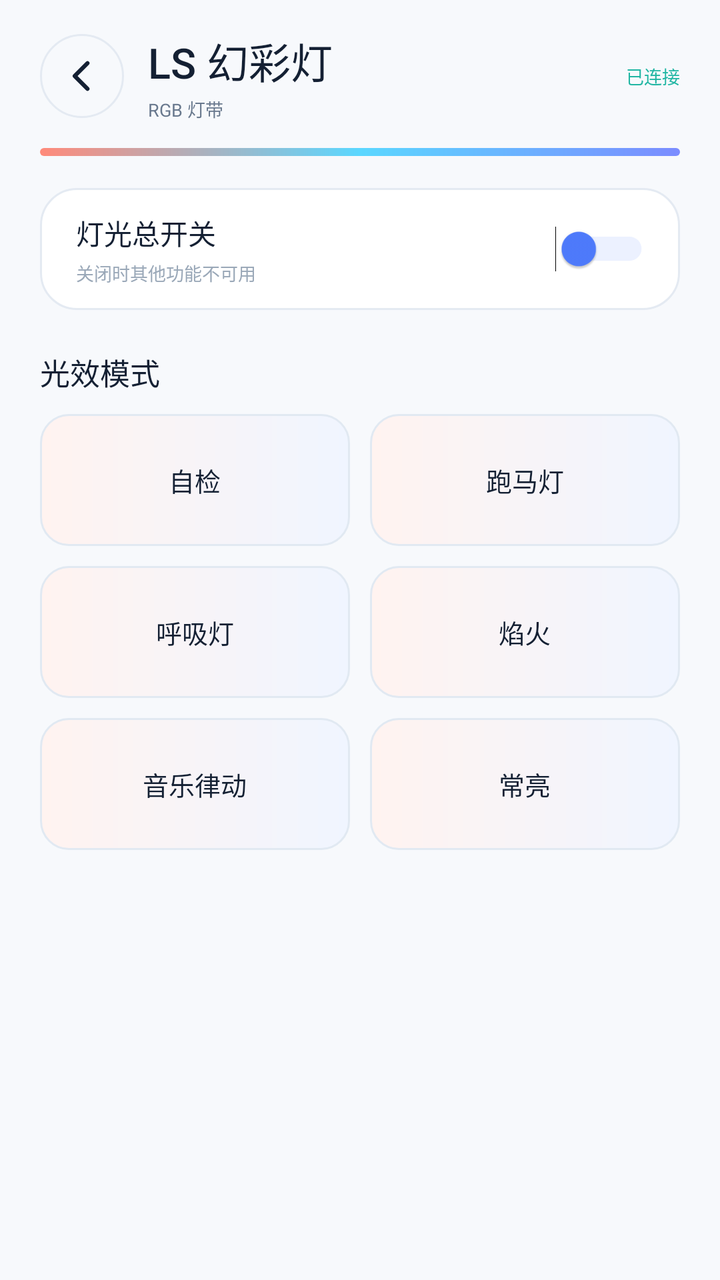
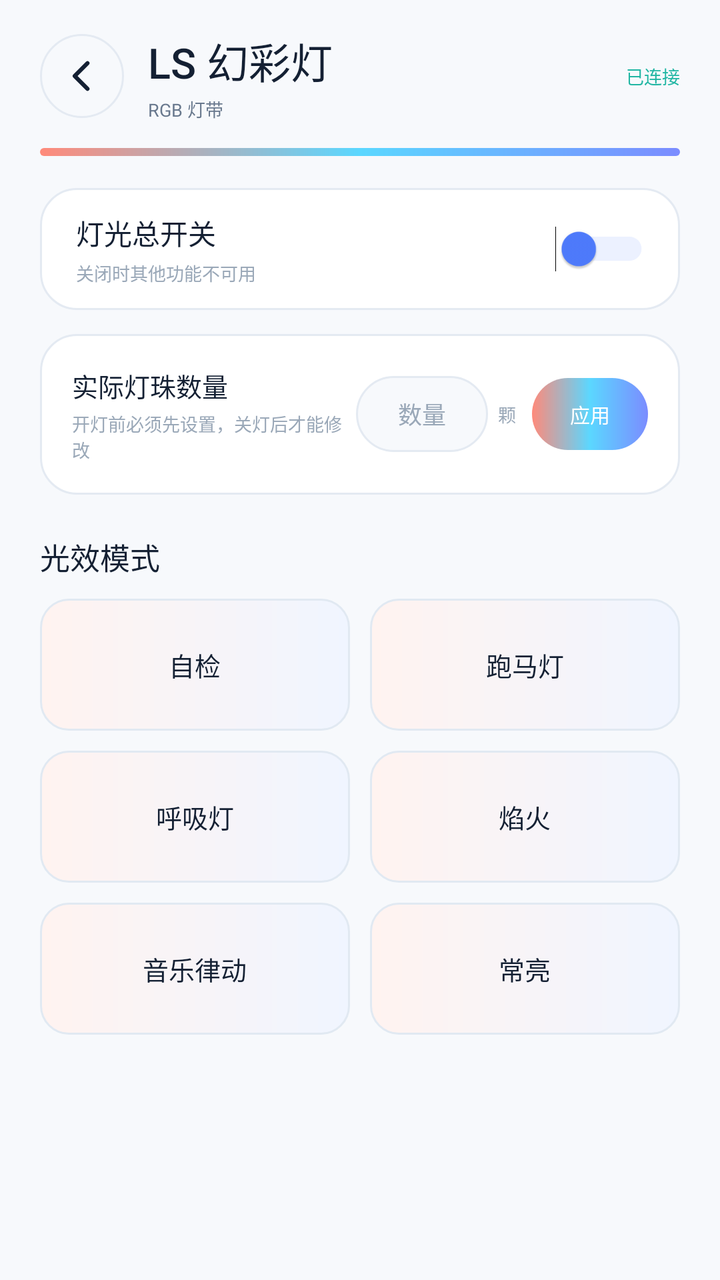

An Android layout rendered at two revisions. The XML below is the earlier revision; the diff shows what the commit changed to produce the second picture.
<!-- AndroidManifest.xml: application theme Theme.LS -->
<!-- res/layout/page_control_ls.xml -->
<?xml version="1.0" encoding="utf-8"?>
<FrameLayout xmlns:android="http://schemas.android.com/apk/res/android"
    android:layout_width="match_parent"
    android:layout_height="match_parent"
    android:background="@color/ls_bg">

    <ScrollView
        android:layout_width="match_parent"
        android:layout_height="match_parent"
        android:clipToPadding="false"
        android:fillViewport="true"
        android:overScrollMode="never"
        android:scrollbars="none">

        <LinearLayout
            android:layout_width="match_parent"
            android:layout_height="wrap_content"
            android:orientation="vertical"
            android:paddingStart="20dp"
            android:paddingTop="14dp"
            android:paddingEnd="20dp"
            android:paddingBottom="28dp">

            <LinearLayout
                android:layout_width="match_parent"
                android:layout_height="48dp"
                android:gravity="center_vertical"
                android:orientation="horizontal">

                <ImageView
                    android:id="@+id/backControl"
                    android:layout_width="42dp"
                    android:layout_height="42dp"
                    android:background="@drawable/bg_ls_pill"
                    android:clickable="true"
                    android:contentDescription="返回"
                    android:focusable="true"
                    android:padding="10dp"
                    android:src="@drawable/ic_ls_back" />

                <LinearLayout
                    android:layout_width="0dp"
                    android:layout_height="wrap_content"
                    android:layout_marginStart="12dp"
                    android:layout_weight="1"
                    android:orientation="vertical">

                    <TextView
                        android:layout_width="wrap_content"
                        android:layout_height="wrap_content"
                        android:fontFamily="sans-serif-medium"
                        android:text="LS 幻彩灯"
                        android:textColor="@color/ls_text"
                        android:textSize="21sp" />

                    <TextView
                        android:layout_width="wrap_content"
                        android:layout_height="wrap_content"
                        android:layout_marginTop="2dp"
                        android:text="RGB 灯带"
                        android:textColor="@color/ls_secondary"
                        android:textSize="9sp" />
                </LinearLayout>

                <TextView
                    android:id="@+id/controlStatus"
                    android:layout_width="wrap_content"
                    android:layout_height="wrap_content"
                    android:text="已连接"
                    android:textColor="@color/ls_mint"
                    android:textSize="9sp" />
            </LinearLayout>

            <View
                android:layout_width="match_parent"
                android:layout_height="4dp"
                android:layout_marginTop="12dp"
                android:background="@drawable/bg_ls_rgb" />

            <LinearLayout
                android:layout_width="match_parent"
                android:layout_height="wrap_content"
                android:layout_marginTop="16dp"
                android:background="@drawable/bg_ls_card"
                android:gravity="center_vertical"
                android:orientation="horizontal"
                android:paddingStart="18dp"
                android:paddingTop="12dp"
                android:paddingEnd="12dp"
                android:paddingBottom="12dp">

                <LinearLayout
                    android:layout_width="0dp"
                    android:layout_height="wrap_content"
                    android:layout_weight="1"
                    android:orientation="vertical">

                    <TextView
                        android:layout_width="wrap_content"
                        android:layout_height="wrap_content"
                        android:fontFamily="sans-serif-medium"
                        android:text="灯光总开关"
                        android:textColor="@color/ls_text"
                        android:textSize="14sp" />

                    <TextView
                        android:id="@+id/powerHint"
                        android:layout_width="wrap_content"
                        android:layout_height="wrap_content"
                        android:layout_marginTop="3dp"
                        android:text="关闭时其他功能不可用"
                        android:textColor="@color/ls_tertiary"
                        android:textSize="9sp" />
                </LinearLayout>

                <Switch
                    android:id="@+id/powerSwitch"
                    android:layout_width="wrap_content"
                    android:layout_height="wrap_content"
                    android:scaleX="0.86"
                    android:scaleY="0.86"
                    android:switchMinWidth="42dp"
                    android:thumbTint="@color/ls_accent"
                    android:trackTint="#B7C7FF" />
            </LinearLayout>

            <TextView
                android:layout_width="wrap_content"
                android:layout_height="wrap_content"
                android:layout_marginTop="20dp"
                android:fontFamily="sans-serif-medium"
                android:text="光效模式"
                android:textColor="@color/ls_text"
                android:textSize="15sp" />

            <LinearLayout
                android:id="@+id/modeGrid"
                android:layout_width="match_parent"
                android:layout_height="wrap_content"
                android:layout_marginTop="10dp"
                android:orientation="vertical">

                <LinearLayout
                    android:layout_width="match_parent"
                    android:layout_height="wrap_content"
                    android:orientation="horizontal">

                    <TextView
                        android:id="@+id/modeSelfTest"
                        android:layout_width="0dp"
                        android:layout_height="66dp"
                        android:layout_marginEnd="5dp"
                        android:layout_weight="1"
                        android:background="@drawable/bg_ls_mode"
                        android:clickable="true"
                        android:focusable="true"
                        android:fontFamily="sans-serif-medium"
                        android:gravity="center"
                        android:text="自检"
                        android:textColor="@color/ls_text"
                        android:textSize="13sp" />

                    <TextView
                        android:id="@+id/modeRunning"
                        android:layout_width="0dp"
                        android:layout_height="66dp"
                        android:layout_marginStart="5dp"
                        android:layout_weight="1"
                        android:background="@drawable/bg_ls_mode"
                        android:clickable="true"
                        android:focusable="true"
                        android:fontFamily="sans-serif-medium"
                        android:gravity="center"
                        android:text="跑马灯"
                        android:textColor="@color/ls_text"
                        android:textSize="13sp" />
                </LinearLayout>

                <LinearLayout
                    android:layout_width="match_parent"
                    android:layout_height="wrap_content"
                    android:layout_marginTop="10dp"
                    android:orientation="horizontal">

                    <TextView
                        android:id="@+id/modeBreathe"
                        android:layout_width="0dp"
                        android:layout_height="66dp"
                        android:layout_marginEnd="5dp"
                        android:layout_weight="1"
                        android:background="@drawable/bg_ls_mode"
                        android:clickable="true"
                        android:focusable="true"
                        android:fontFamily="sans-serif-medium"
                        android:gravity="center"
                        android:text="呼吸灯"
                        android:textColor="@color/ls_text"
                        android:textSize="13sp" />

                    <TextView
                        android:id="@+id/modeFlame"
                        android:layout_width="0dp"
                        android:layout_height="66dp"
                        android:layout_marginStart="5dp"
                        android:layout_weight="1"
                        android:background="@drawable/bg_ls_mode"
                        android:clickable="true"
                        android:focusable="true"
                        android:fontFamily="sans-serif-medium"
                        android:gravity="center"
                        android:text="焰火"
                        android:textColor="@color/ls_text"
                        android:textSize="13sp" />
                </LinearLayout>

                <LinearLayout
                    android:layout_width="match_parent"
                    android:layout_height="wrap_content"
                    android:layout_marginTop="10dp"
                    android:orientation="horizontal">

                    <TextView
                        android:id="@+id/modeMusic"
                        android:layout_width="0dp"
                        android:layout_height="66dp"
                        android:layout_marginEnd="5dp"
                        android:layout_weight="1"
                        android:background="@drawable/bg_ls_mode"
                        android:clickable="true"
                        android:focusable="true"
                        android:fontFamily="sans-serif-medium"
                        android:gravity="center"
                        android:text="音乐律动"
                        android:textColor="@color/ls_text"
                        android:textSize="13sp" />

                    <TextView
                        android:id="@+id/modeSteady"
                        android:layout_width="0dp"
                        android:layout_height="66dp"
                        android:layout_marginStart="5dp"
                        android:layout_weight="1"
                        android:background="@drawable/bg_ls_mode"
                        android:clickable="true"
                        android:focusable="true"
                        android:fontFamily="sans-serif-medium"
                        android:gravity="center"
                        android:text="常亮"
                        android:textColor="@color/ls_text"
                        android:textSize="13sp" />
                </LinearLayout>
            </LinearLayout>

            <LinearLayout
                android:id="@+id/colorSection"
                android:layout_width="match_parent"
                android:layout_height="wrap_content"
                android:layout_marginTop="18dp"
                android:background="@drawable/bg_ls_card"
                android:orientation="vertical"
                android:padding="16dp"
                android:visibility="gone">

                <TextView
                    android:layout_width="wrap_content"
                    android:layout_height="wrap_content"
                    android:fontFamily="sans-serif-medium"
                    android:text="灯光颜色"
                    android:textColor="@color/ls_text"
                    android:textSize="13sp" />

                <HorizontalScrollView
                    android:layout_width="match_parent"
                    android:layout_height="wrap_content"
                    android:layout_marginTop="10dp"
                    android:overScrollMode="never"
                    android:scrollbars="none">

                    <LinearLayout
                        android:id="@+id/colorRow"
                        android:layout_width="wrap_content"
                        android:layout_height="wrap_content"
                        android:gravity="center_vertical"
                        android:orientation="horizontal" />
                </HorizontalScrollView>

                <com.aurora.light.ui.FlamePreviewView
                    android:id="@+id/flamePreview"
                    android:layout_width="match_parent"
                    android:layout_height="168dp"
                    android:layout_marginTop="10dp"
                    android:visibility="gone" />
            </LinearLayout>

            <LinearLayout
                android:id="@+id/countSection"
                android:layout_width="match_parent"
                android:layout_height="wrap_content"
                android:layout_marginTop="12dp"
                android:background="@drawable/bg_ls_card"
                android:gravity="center_vertical"
                android:orientation="horizontal"
                android:padding="16dp"
                android:visibility="gone">

                <TextView
                    android:layout_width="0dp"
                    android:layout_height="wrap_content"
                    android:layout_weight="1"
                    android:text="亮灯数量"
                    android:textColor="@color/ls_text"
                    android:textSize="12sp" />

                <EditText
                    android:id="@+id/countInput"
                    android:layout_width="64dp"
                    android:layout_height="38dp"
                    android:background="@drawable/bg_ls_pill"
                    android:gravity="center"
                    android:imeOptions="actionDone"
                    android:inputType="number"
                    android:maxLength="3"
                    android:padding="0dp"
                    android:text="1"
                    android:textColor="@color/ls_text"
                    android:textSize="12sp" />

                <TextView
                    android:layout_width="wrap_content"
                    android:layout_height="wrap_content"
                    android:layout_marginStart="6dp"
                    android:text="颗"
                    android:textColor="@color/ls_tertiary"
                    android:textSize="10sp" />
            </LinearLayout>

            <LinearLayout
                android:id="@+id/brightnessSection"
                android:layout_width="match_parent"
                android:layout_height="wrap_content"
                android:layout_marginTop="12dp"
                android:background="@drawable/bg_ls_card"
                android:orientation="vertical"
                android:padding="16dp"
                android:visibility="gone">

                <LinearLayout
                    android:layout_width="match_parent"
                    android:layout_height="wrap_content"
                    android:gravity="center_vertical"
                    android:orientation="horizontal">

                    <TextView
                        android:layout_width="0dp"
                        android:layout_height="wrap_content"
                        android:layout_weight="1"
                        android:text="灯光亮度"
                        android:textColor="@color/ls_text"
                        android:textSize="12sp" />

                    <TextView
                        android:id="@+id/brightnessValue"
                        android:layout_width="wrap_content"
                        android:layout_height="wrap_content"
                        android:fontFamily="sans-serif-medium"
                        android:text="100%"
                        android:textColor="@color/ls_accent"
                        android:textSize="12sp" />
                </LinearLayout>

                <SeekBar
                    android:id="@+id/brightnessSeek"
                    android:layout_width="match_parent"
                    android:layout_height="38dp"
                    android:layout_marginTop="4dp"
                    android:max="100"
                    android:min="20"
                    android:progress="100"
                    android:progressTint="@color/ls_accent"
                    android:thumbTint="@color/ls_accent" />
            </LinearLayout>
        </LinearLayout>
    </ScrollView>
</FrameLayout>
<!-- resources referenced by this layout -->
<resources>
  <color name="ls_accent">#4F7CFF</color>
  <color name="ls_bg">#F7F9FC</color>
  <color name="ls_mint">#20B6A3</color>
  <color name="ls_secondary">#68788D</color>
  <color name="ls_tertiary">#9AA8B8</color>
  <color name="ls_text">#142033</color>
  <!-- drawable bg_ls_card (drawable) -->
  <?xml version="1.0" encoding="utf-8"?>
  <shape xmlns:android="http://schemas.android.com/apk/res/android"
      android:shape="rectangle">
      <solid android:color="@color/ls_card" />
      <corners android:radius="18dp" />
      <stroke
          android:width="1dp"
          android:color="@color/ls_stroke" />
  </shape>
  <!-- drawable bg_ls_mode (drawable) -->
  <?xml version="1.0" encoding="utf-8"?>
  <shape xmlns:android="http://schemas.android.com/apk/res/android"
      android:shape="rectangle">
      <gradient
          android:angle="0"
          android:endColor="#F0F5FF"
          android:startColor="#FFF3F0" />
      <corners android:radius="14dp" />
      <stroke
          android:width="1dp"
          android:color="#E1E9F2" />
  </shape>
  <!-- drawable bg_ls_pill (drawable) -->
  <?xml version="1.0" encoding="utf-8"?>
  <shape xmlns:android="http://schemas.android.com/apk/res/android"
      android:shape="rectangle">
      <solid android:color="#F7F9FC" />
      <corners android:radius="24dp" />
      <stroke
          android:width="1dp"
          android:color="@color/ls_stroke" />
  </shape>
  <!-- drawable bg_ls_rgb (drawable) -->
  <?xml version="1.0" encoding="utf-8"?>
  <shape xmlns:android="http://schemas.android.com/apk/res/android"
      android:shape="rectangle">
      <gradient
          android:angle="0"
          android:endColor="#7B8CFF"
          android:centerColor="#5BD7FF"
          android:startColor="#FF8A7A" />
      <corners android:radius="18dp" />
  </shape>
  <!-- drawable ic_ls_back (drawable) -->
  <?xml version="1.0" encoding="utf-8"?>
  <vector xmlns:android="http://schemas.android.com/apk/res/android"
      android:width="24dp"
      android:height="24dp"
      android:viewportWidth="24"
      android:viewportHeight="24">
      <path
          android:fillColor="@android:color/transparent"
          android:pathData="M15,5 L8,12 L15,19"
          android:strokeColor="#142033"
          android:strokeLineCap="round"
          android:strokeLineJoin="round"
          android:strokeWidth="2.2" />
  </vector>
  <style name="Theme.LS" parent="@android:style/Theme.Material.Light.NoActionBar">
          <item name="android:fontFamily">sans-serif</item>
          <item name="android:windowBackground">@color/ls_bg</item>
          <item name="android:colorAccent">@color/ls_accent</item>
          <item name="android:statusBarColor">@color/ls_bg</item>
          <item name="android:navigationBarColor">@color/ls_bg</item>
          <item name="android:windowLightStatusBar">true</item>
          <item name="android:windowLightNavigationBar">true</item>
          <item name="android:windowNoTitle">true</item>
          <item name="android:windowActionModeOverlay">true</item>
          <item name="android:windowDrawsSystemBarBackgrounds">true</item>
          <item name="android:windowSoftInputMode">adjustResize</item>
      </style>
  <color name="ls_card">#FFFFFF</color>
  <color name="ls_stroke">#E4EAF2</color>
</resources>

<!-- the commit's change to res/layout/page_control_ls.xml (unified diff, before → after) -->
@@ -122,6 +122,82 @@
                     android:switchMinWidth="42dp"
                     android:thumbTint="@color/ls_accent"
                     android:trackTint="#B7C7FF" />
+            </LinearLayout>
+
+            <LinearLayout
+                android:id="@+id/ledCountCard"
+                android:layout_width="match_parent"
+                android:layout_height="wrap_content"
+                android:layout_marginTop="12dp"
+                android:background="@drawable/bg_ls_card"
+                android:orientation="vertical"
+                android:padding="16dp">
+
+                <LinearLayout
+                    android:layout_width="match_parent"
+                    android:layout_height="wrap_content"
+                    android:gravity="center_vertical"
+                    android:orientation="horizontal">
+
+                    <LinearLayout
+                        android:layout_width="0dp"
+                        android:layout_height="wrap_content"
+                        android:layout_weight="1"
+                        android:orientation="vertical">
+
+                        <TextView
+                            android:layout_width="wrap_content"
+                            android:layout_height="wrap_content"
+                            android:fontFamily="sans-serif-medium"
+                            android:text="实际灯珠数量"
+                            android:textColor="@color/ls_text"
+                            android:textSize="13sp" />
+
+                        <TextView
+                            android:id="@+id/ledCountStatus"
+                            android:layout_width="wrap_content"
+                            android:layout_height="wrap_content"
+                            android:layout_marginTop="3dp"
+                            android:text="开灯前必须先设置，关灯后才能修改"
+                            android:textColor="@color/ls_tertiary"
+                            android:textSize="9sp" />
+                    </LinearLayout>
+
+                    <EditText
+                        android:id="@+id/ledCountInput"
+                        android:layout_width="66dp"
+                        android:layout_height="38dp"
+                        android:background="@drawable/bg_ls_pill"
+                        android:gravity="center"
+                        android:hint="数量"
+                        android:inputType="number"
+                        android:maxLength="3"
+                        android:padding="0dp"
+                        android:textColor="@color/ls_text"
+                        android:textColorHint="@color/ls_tertiary"
+                        android:textSize="12sp" />
+
+                    <TextView
+                        android:layout_width="wrap_content"
+                        android:layout_height="wrap_content"
+                        android:layout_marginStart="5dp"
+                        android:text="颗"
+                        android:textColor="@color/ls_tertiary"
+                        android:textSize="9sp" />
+
+                    <TextView
+                        android:id="@+id/ledCountApply"
+                        android:layout_width="58dp"
+                        android:layout_height="36dp"
+                        android:layout_marginStart="8dp"
+                        android:background="@drawable/bg_ls_rgb"
+                        android:clickable="true"
+                        android:focusable="true"
+                        android:gravity="center"
+                        android:text="应用"
+                        android:textColor="#FFFFFF"
+                        android:textSize="10sp" />
+                </LinearLayout>
             </LinearLayout>
 
             <TextView
